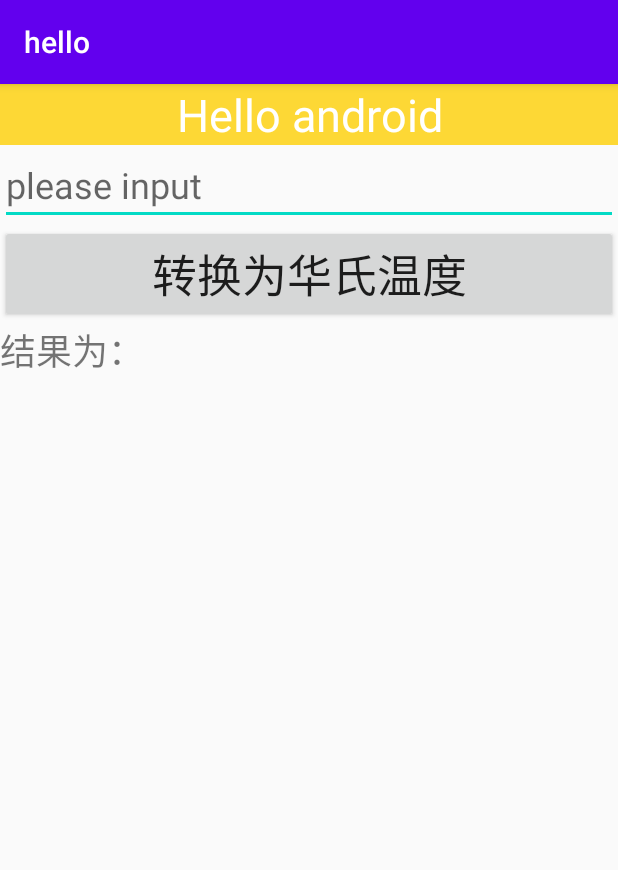
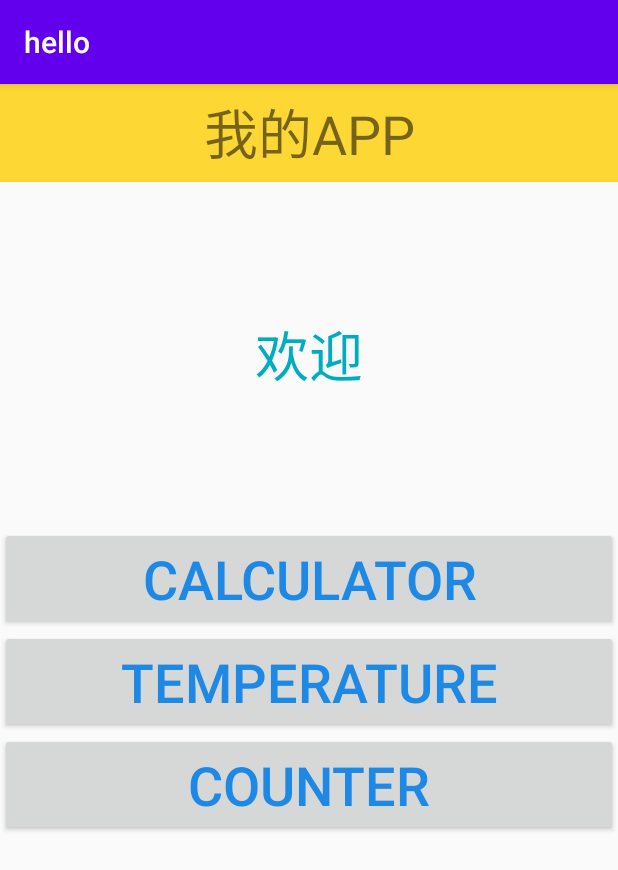
Before and after one commit to StephenKai0205/Hello, an Android app: the screen it shows after launch (MainActivity), on a phone screen of 412 x 824 dp. Shown: the top 870 px of the screen. Run offline under Robolectric (Android 15) with nearby library versions, the phone set to English and light mode, and no system bars.

Commit message:
改善页面结构 添加计数器

```diff
--- a/app/src/main/AndroidManifest.xml
+++ b/app/src/main/AndroidManifest.xml
@@ -16,6 +16,9 @@
                 <category android:name="android.intent.category.LAUNCHER" />
             </intent-filter>
         </activity>
+        <activity android:name=".temperature" />
+        <activity android:name=".counter" />
+        <activity android:name=".calculater" />
     </application>
 
 </manifest>
--- a/app/src/main/java/com/example/hello/MainActivity.java
+++ b/app/src/main/java/com/example/hello/MainActivity.java
@@ -2,31 +2,34 @@ package com.example.hello;
 
 import androidx.appcompat.app.AppCompatActivity;
 
+import android.content.Intent;
 import android.os.Bundle;
 import android.view.View;
-import android.widget.EditText;
 import android.widget.TextView;
 
 public class MainActivity extends AppCompatActivity {
-    //private  static  final String TAG = "MainActivity";
-    TextView out;
-    EditText edit;
+
     @Override
-    protected void onCreate(Bundle savedInstanceState) {
+    public void onCreate(Bundle savedInstanceState) {
         super.onCreate(savedInstanceState);
-        setContentView(R.layout.activity_main3);
-        TextView tv = findViewById(R.id.textView4);
-        tv.setText("Hello android");
-        EditText input = findViewById(R.id.EditTextTextPersonName2);
-        String str = input.getText().toString();
-        out = (TextView) findViewById(R.id.textView5);
-        edit = (EditText) findViewById(R.id.EditTextTextPersonName2);
+        setContentView(R.layout.main);
     }
-    public void btn(View v){
-        String str = edit.getText().toString();
-        Double d = Double.parseDouble(str);
-        d=d*1.8+32;
-        out.setText("结果为："+ d);
+    public void jumpTemperature(View v){
+        Intent intent = new Intent();
+        intent.setClass(MainActivity.this,temperature.class);
+        startActivity(intent);
+
+    }
+    public void jumpCounter(View v){
+        Intent intent = new Intent();
+        intent.setClass(MainActivity.this,counter.class);
+        startActivity(intent);
+
+    }
+    public void jumpCalculater(View v){
+        Intent intent = new Intent();
+        intent.setClass(MainActivity.this,calculater.class);
+        startActivity(intent);
 
     }
 }
--- a/app/src/main/res/layout/activity_main2.xml
+++ b/app/src/main/res/layout/calculater.xml
@@ -5,7 +5,7 @@
     android:layout_width="match_parent"
     android:orientation="vertical"
     android:layout_height="match_parent"
-    tools:context=".MainActivity">
+    tools:context=".calculater">
 
     <ImageView
         android:id="@+id/imageView"
--- /dev/null
+++ b/app/src/main/res/layout/main.xml
@@ -0,0 +1,72 @@
+<?xml version="1.0" encoding="utf-8"?>
+<LinearLayout xmlns:android="http://schemas.android.com/apk/res/android"
+    xmlns:app="http://schemas.android.com/apk/res-auto"
+    xmlns:tools="http://schemas.android.com/tools"
+    android:layout_width="match_parent"
+    android:layout_height="match_parent"
+    android:gravity="center"
+    tools:context=".MainActivity">
+
+    <ImageView
+        android:id="@+id/imageView"
+        android:layout_width="wrap_content"
+        android:layout_height="wrap_content" />
+
+    <LinearLayout
+        android:layout_width="match_parent"
+        android:layout_height="match_parent"
+        android:orientation="vertical">
+
+
+        <TextView
+            android:id="@+id/textView3"
+            android:layout_width="match_parent"
+            android:layout_height="65dp"
+            android:background="#FDD835"
+            android:gravity="center"
+            android:text="我的APP"
+            android:textSize="36sp" />
+
+        <TextView
+            android:id="@+id/textView6"
+            android:layout_width="match_parent"
+            android:layout_height="230dp"
+            android:gravity="center"
+            android:text="欢迎"
+            android:textColor="#00ACC1"
+            android:textSize="36sp" />
+
+        <Button
+            android:id="@+id/button"
+            android:layout_width="match_parent"
+            android:layout_height="wrap_content"
+            android:onClick="jumpCalculater"
+            android:tag="1"
+            android:text="calculator"
+            android:textColor="#1E88E5"
+            android:textSize="36sp" />
+
+        <Button
+            android:id="@+id/button2"
+            android:layout_width="match_parent"
+            android:layout_height="wrap_content"
+            android:onClick="jumpTemperature"
+            android:tag="2"
+            android:text="temperature"
+            android:textAllCaps="true"
+            android:textColor="#1E88E5"
+            android:textSize="36sp" />
+
+        <Button
+            android:id="@+id/button4"
+            android:layout_width="match_parent"
+            android:layout_height="wrap_content"
+            android:onClick="jumpCounter"
+            android:tag="3"
+            android:text="counter"
+            android:textColor="#1E88E5"
+            android:textSize="36sp" />
+
+    </LinearLayout>
+
+</LinearLayout>
--- a/app/src/main/res/layout/activity_main3.xml
+++ b/app/src/main/res/layout/temperature.xml
@@ -4,7 +4,7 @@
     xmlns:tools="http://schemas.android.com/tools"
     android:layout_width="match_parent"
     android:layout_height="match_parent"
-    tools:context=".MainActivity">
+    tools:context=".temperature">
 
     <LinearLayout
         android:layout_width="match_parent"
```
Also changed, not shown: app/src/main/java/com/example/hello/calculater.java (added, +19 -0 lines), app/src/main/java/com/example/hello/counter.java (added, +30 -0 lines), app/src/main/java/com/example/hello/temperature.java (added, +32 -0 lines), app/src/main/res/layout/activity_main.xml (deleted, +0 -33 lines), app/src/main/res/layout/score.xml (added, +82 -0 lines).
